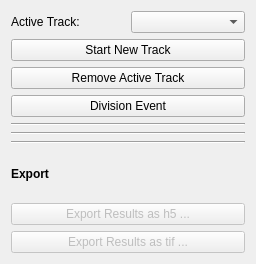
The window that ilastik/applets/tracking/manual/drawer.ui (ilastik/ilastik) describes before a commit, drawn with Qt 5.
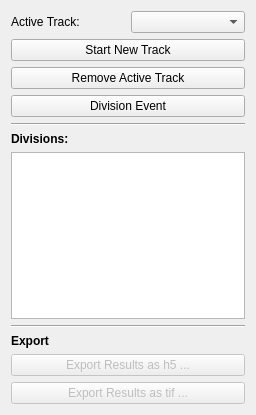
The same window after the commit.

Commit message: extended division handling

Diff of the .ui file:
```diff
--- a/ilastik/applets/tracking/manual/drawer.ui
+++ b/ilastik/applets/tracking/manual/drawer.ui
@@ -7,7 +7,7 @@
     <x>0</x>
     <y>0</y>
     <width>256</width>
-    <height>264</height>
+    <height>415</height>
    </rect>
   </property>
   <property name="sizePolicy">
@@ -97,12 +97,21 @@
     </widget>
    </item>
    <item>
-    <widget class="Line" name="line_2">
-     <property name="orientation">
-      <enum>Qt::Horizontal</enum>
+    <widget class="QLabel" name="label_2">
+     <property name="font">
+      <font>
+       <weight>75</weight>
+       <bold>true</bold>
+      </font>
+     </property>
+     <property name="text">
+      <string>Divisions:</string>
      </property>
     </widget>
    </item>
+   <item>
+    <widget class="QListWidget" name="divisionsList"/>
+   </item>
    <item>
     <widget class="Line" name="line_3">
      <property name="orientation">
```
The commit also changes 2 other files.
